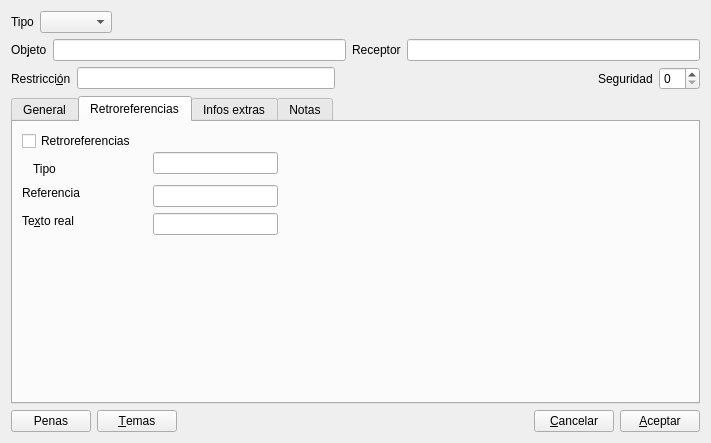
rogorido/qtpredicadores, file gui/dlgordenanzaentrada.ui: the form before one commit.
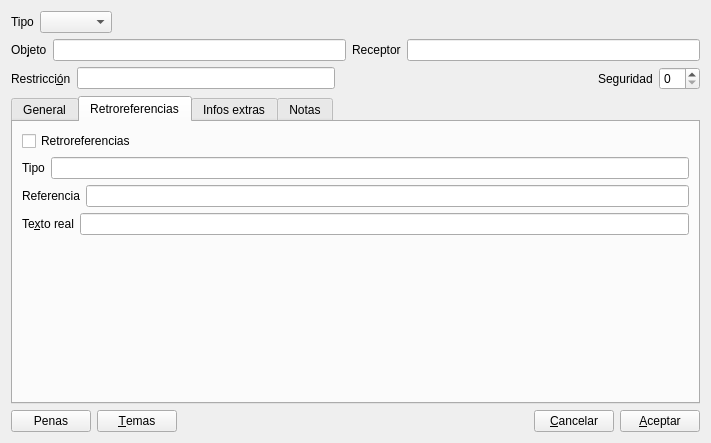
The form after the commit. The open tabs and pages were chosen to show the change. Custom widgets are drawn as their Qt base class.

```diff
--- a/gui/dlgordenanzaentrada.ui
+++ b/gui/dlgordenanzaentrada.ui
@@ -201,28 +201,39 @@
       <attribute name="title">
        <string>Retroreferencias</string>
       </attribute>
+      <layout class="QHBoxLayout" name="horizontalLayout_13">
+       <item>
+        <layout class="QHBoxLayout" name="horizontalLayout_12">
+         <item>
+          <layout class="QVBoxLayout" name="verticalLayout_3">
+           <item>
       <widget class="QCheckBox" name="ckRetro">
-       <property name="geometry">
-        <rect>
-         <x>9</x>
-         <y>9</y>
-         <width>123</width>
-         <height>20</height>
-        </rect>
-       </property>
        <property name="text">
         <string>Retroreferencias</string>
        </property>
       </widget>
+           </item>
+           <item>
+            <layout class="QHBoxLayout" name="horizontalLayout_9">
+             <item>
+              <widget class="QLabel" name="label_10">
+               <property name="text">
+                <string>Tipo</string>
+               </property>
+               <property name="buddy">
+                <cstring>txtRetroTipo</cstring>
+               </property>
+              </widget>
+             </item>
+             <item>
+              <widget class="QLineEdit" name="txtRetroTipo"/>
+             </item>
+            </layout>
+           </item>
+           <item>
+            <layout class="QHBoxLayout" name="horizontalLayout_10">
+             <item>
       <widget class="QLabel" name="label_8">
-       <property name="geometry">
-        <rect>
-         <x>9</x>
-         <y>63</y>
-         <width>63</width>
-         <height>16</height>
-        </rect>
-       </property>
        <property name="text">
         <string>Referencia</string>
        </property>
@@ -230,25 +241,16 @@
         <cstring>txtReferencia</cstring>
        </property>
       </widget>
-      <widget class="QLineEdit" name="txtReferencia">
-       <property name="geometry">
-        <rect>
-         <x>140</x>
-         <y>63</y>
-         <width>125</width>
-         <height>22</height>
-        </rect>
-       </property>
-      </widget>
+             </item>
+             <item>
+              <widget class="QLineEdit" name="txtReferencia"/>
+             </item>
+            </layout>
+           </item>
+           <item>
+            <layout class="QHBoxLayout" name="horizontalLayout_11">
+             <item>
       <widget class="QLabel" name="label_9">
-       <property name="geometry">
-        <rect>
-         <x>9</x>
-         <y>91</y>
-         <width>59</width>
-         <height>16</height>
-        </rect>
-       </property>
        <property name="text">
         <string>Te&amp;xto real</string>
        </property>
@@ -256,42 +258,30 @@
         <cstring>txtTextoReal</cstring>
        </property>
       </widget>
-      <widget class="QLineEdit" name="txtTextoReal">
-       <property name="geometry">
-        <rect>
-         <x>140</x>
-         <y>91</y>
-         <width>125</width>
-         <height>22</height>
-        </rect>
-       </property>
-      </widget>
-      <widget class="QLineEdit" name="txtRetroTipo">
-       <property name="geometry">
-        <rect>
-         <x>140</x>
-         <y>30</y>
-         <width>125</width>
-         <height>22</height>
-        </rect>
-       </property>
-      </widget>
-      <widget class="QLabel" name="label_10">
-       <property name="geometry">
-        <rect>
-         <x>20</x>
-         <y>40</y>
-         <width>58</width>
-         <height>14</height>
-        </rect>
-       </property>
-       <property name="text">
-        <string>Tipo</string>
-       </property>
-       <property name="buddy">
-        <cstring>txtRetroTipo</cstring>
-       </property>
-      </widget>
+             </item>
+             <item>
+              <widget class="QLineEdit" name="txtTextoReal"/>
+             </item>
+            </layout>
+           </item>
+           <item>
+            <spacer name="verticalSpacer">
+             <property name="orientation">
+              <enum>Qt::Vertical</enum>
+             </property>
+             <property name="sizeHint" stdset="0">
+              <size>
+               <width>20</width>
+               <height>40</height>
+              </size>
+             </property>
+            </spacer>
+           </item>
+          </layout>
+         </item>
+        </layout>
+       </item>
+      </layout>
      </widget>
      <widget class="QWidget" name="tab_4">
       <attribute name="title">
```
Left out of the diff: 30 changed lines with no effect on the pictures. Lines whose indentation alone changed are shown as unchanged.
